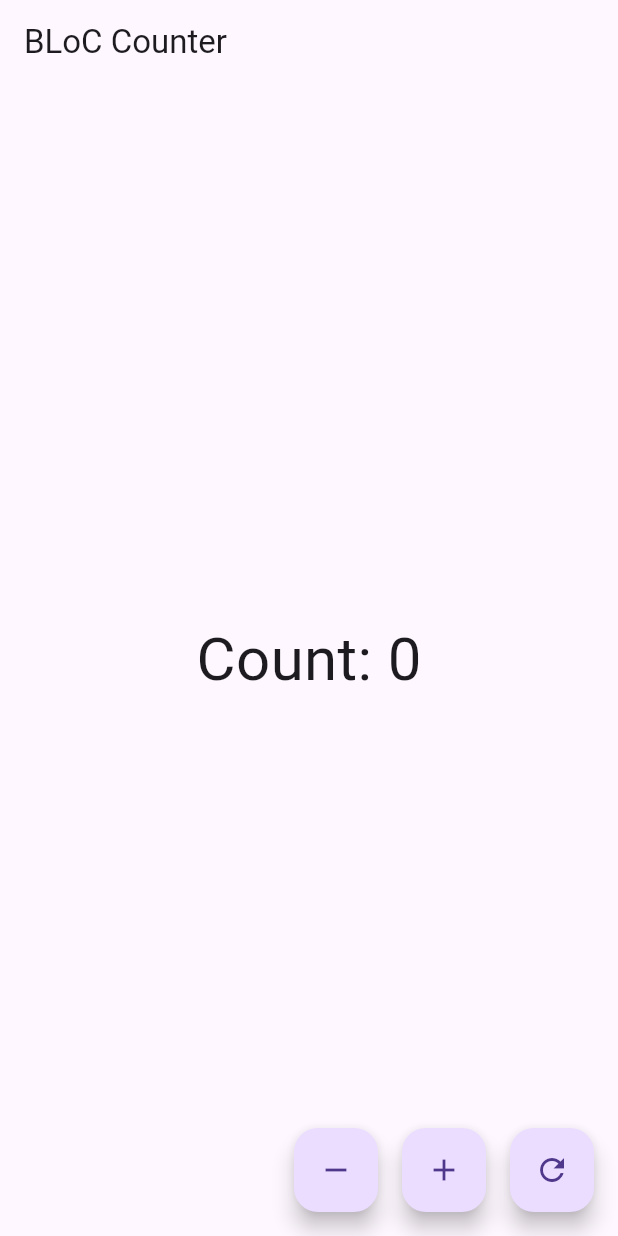
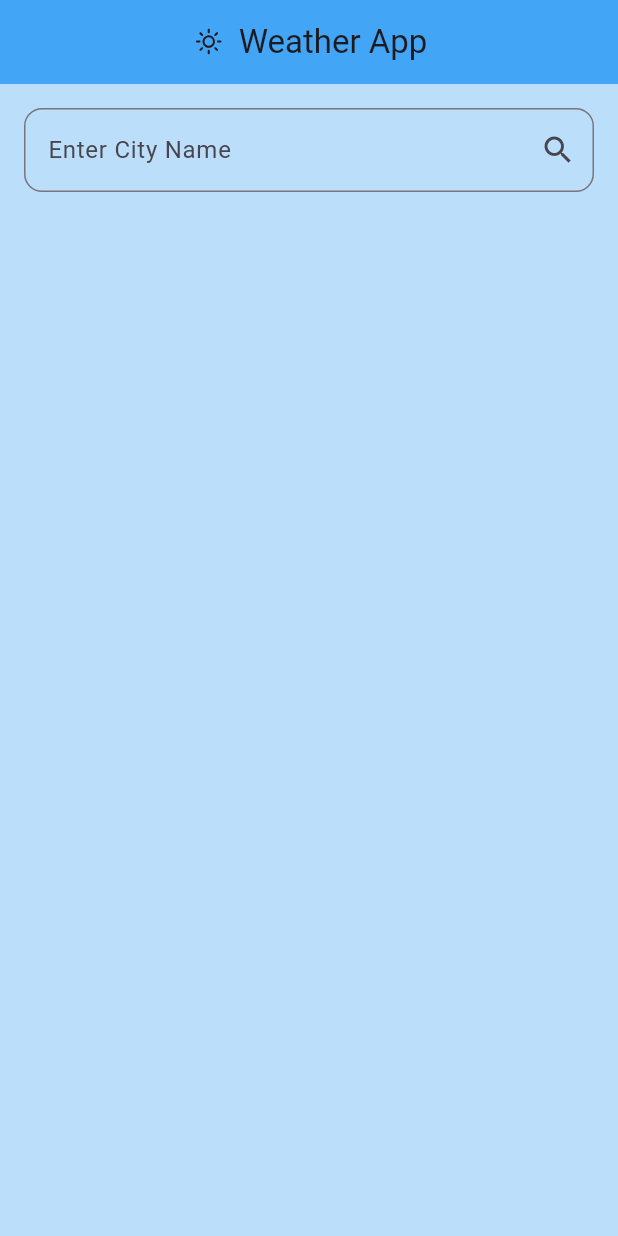
Before and after one commit to karkibipul/flutter-assignment-app, a Flutter app: the screen it shows after launch, on a phone screen of 412 x 824 dp. Run offline on Flutter 3.47's test engine with Material 3 defaults, Android fonts, the phone set to English and light mode, and no system bars; our stand-ins replace flutter_bloc, weather_icons.

Commit message:
feat(task2): build weather app fetching data from public API

```diff
--- /dev/null
+++ b/lib/features/weather/model/weather_model.dart
@@ -0,0 +1,19 @@
+class Weather {
+  final String cityName;
+  final double temperature;
+  final String description;
+
+  Weather({
+    required this.cityName,
+    required this.temperature,
+    required this.description,
+  });
+
+  factory Weather.fromJson(Map<String, dynamic> json) {
+    return Weather(
+      cityName: json['name'],
+      temperature: json['main']['temp'].toDouble(),
+      description: json['weather'][0]['description'],
+    );
+  }
+}
--- /dev/null
+++ b/lib/features/weather/repo/weather_repository.dart
@@ -0,0 +1,19 @@
+import 'dart:convert';
+import 'package:http/http.dart' as http;
+import '../model/weather_model.dart';
+
+class WeatherRepository {
+  final String apiKey = 'eaa33ddea4fdfa2a11e75a9697de6ba3';
+  Future<Weather> fetchWeather(String city) async {
+    final url =
+        'https://api.openweathermap.org/data/2.5/weather?q=$city&appid=$apiKey&units=metric';
+
+    final response = await http.get(Uri.parse(url));
+
+    if (response.statusCode == 200) {
+      return Weather.fromJson(jsonDecode(response.body));
+    } else {
+      throw Exception('Failed to load weather');
+    }
+  }
+}
--- /dev/null
+++ b/lib/features/weather/screens/weather_screen.dart
@@ -0,0 +1,120 @@
+import 'package:flutter/material.dart';
+import 'package:provider/provider.dart';
+import '../weather_provider.dart';
+import 'package:weather_icons/weather_icons.dart';
+
+class WeatherScreen extends StatefulWidget {
+  const WeatherScreen({super.key});
+
+  @override
+  State<WeatherScreen> createState() => _WeatherScreenState();
+}
+
+class _WeatherScreenState extends State<WeatherScreen> {
+  final _controller = TextEditingController();
+
+  void _searchWeather() {
+    final city = _controller.text.trim();
+    if (city.isNotEmpty) {
+      context.read<WeatherProvider>().fetchWeather(city);
+    }
+  }
+
+  @override
+  Widget build(BuildContext context) {
+    final provider = Provider.of<WeatherProvider>(context);
+    final size = MediaQuery.of(context).size;
+
+    return Scaffold(
+      backgroundColor: Colors.blue[100],
+      appBar: AppBar(
+  title: Row(
+    mainAxisSize: MainAxisSize.min,
+    children: const [
+      Icon(WeatherIcons.day_sunny, size: 24),
+      SizedBox(width: 8),
+      Text('Weather App'),
+    ],
+  ),
+  centerTitle: true,
+  backgroundColor: Colors.blue[400],
+  elevation: 0,
+),
+
+      body: Padding(
+        padding: const EdgeInsets.all(16),
+        child: Column(
+          children: [
+            TextField(
+              controller: _controller,
+              onSubmitted: (_) => _searchWeather(),
+              decoration: InputDecoration(
+                labelText: 'Enter City Name',
+                hintText: 'e.g. Kathmandu',
+                border: OutlineInputBorder(borderRadius: BorderRadius.circular(12)),
+                suffixIcon: IconButton(
+                  icon: const Icon(Icons.search),
+                  onPressed: () {
+                    final city = _controller.text.trim();
+                    if (city.isNotEmpty) {
+                      provider.fetchWeather(city);
+                    }
+                  },
+                ),
+              ),
+            ),
+            const SizedBox(height: 30),
+
+            if (provider.isLoading)
+              const CircularProgressIndicator()
+            else if (provider.error != null)
+              Text(
+                'Error: ${provider.error}',
+                style: const TextStyle(color: Colors.red),
+              )
+            else if (provider.weather != null)
+              Card(
+                shape: RoundedRectangleBorder(
+                  borderRadius: BorderRadius.circular(20),
+                ),
+                elevation: 8,
+                color: Colors.white.withOpacity(0.9),
+                child: Padding(
+                  padding: const EdgeInsets.all(20),
+                  child: Column(
+                    children: [
+                      Text(
+                        provider.weather!.cityName,
+                        style: const TextStyle(
+                          fontSize: 32,
+                          fontWeight: FontWeight.bold,
+                        ),
+                      ),
+                      const SizedBox(height: 10),
+                      BoxedIcon(
+                        WeatherIcons.day_cloudy,
+                        size: 50,
+                      ),
+                      const SizedBox(height: 10),
+                      Text(
+                        '${provider.weather!.temperature}°C',
+                        style: const TextStyle(fontSize: 42),
+                      ),
+                      const SizedBox(height: 5),
+                      Text(
+                        provider.weather!.description.toUpperCase(),
+                        style: const TextStyle(
+                          fontSize: 18,
+                          color: Colors.grey,
+                        ),
+                      ),
+                    ],
+                  ),
+                ),
+              ),
+          ],
+        ),
+      ),
+    );
+  }
+}
--- /dev/null
+++ b/lib/features/weather/weather_provider.dart
@@ -0,0 +1,30 @@
+import 'package:flutter/material.dart';
+import 'model/weather_model.dart';
+import 'repo/weather_repository.dart';
+
+class WeatherProvider with ChangeNotifier {
+  final WeatherRepository _repo = WeatherRepository();
+
+  Weather? _weather;
+  bool _isLoading = false;
+  String? _error;
+
+  Weather? get weather => _weather;
+  bool get isLoading => _isLoading;
+  String? get error => _error;
+
+  Future<void> fetchWeather(String city) async {
+    _isLoading = true;
+    _error = null;
+    notifyListeners();
+
+    try {
+      _weather = await _repo.fetchWeather(city);
+    } catch (e) {
+      _error = e.toString();
+    }
+
+    _isLoading = false;
+    notifyListeners();
+  }
+}
--- a/lib/main.dart
+++ b/lib/main.dart
@@ -23,70 +23,95 @@
 // }
 
 // -------Task 1 Test (using BLoC)
+// import 'package:flutter/material.dart';
+// import 'package:flutter_bloc/flutter_bloc.dart';
+// import 'package:flutter_assignment_app/features/state_management/bloc_counter/bloc/counter_bloc.dart';
+// import 'package:flutter_assignment_app/features/state_management/bloc_counter/bloc/counter_event.dart';
+// import 'package:flutter_assignment_app/features/state_management/bloc_counter/bloc/counter_state.dart';
+
+// void main() {
+//   runApp(BlocProvider(create: (_) => CounterBloc(), child: const MyApp()));
+// }
+
+// class MyApp extends StatelessWidget {
+//   const MyApp({super.key});
+
+//   @override
+//   Widget build(BuildContext context) {
+//     return const MaterialApp(home: BlocCounterScreen());
+//   }
+// }
+
+// class BlocCounterScreen extends StatelessWidget {
+//   const BlocCounterScreen({super.key});
+
+//   @override
+//   Widget build(BuildContext context) {
+//     return Scaffold(
+//       appBar: AppBar(title: const Text("BLoC Counter")),
+//       body: Center(
+//         child: BlocBuilder<CounterBloc, CounterState>(
+//           builder: (context, state) {
+//             return Text(
+//               'Count: ${state.count}',
+//               style: const TextStyle(fontSize: 40),
+//             );
+//           },
+//         ),
+//       ),
+//       floatingActionButton: Row(
+//         mainAxisAlignment: MainAxisAlignment.end,
+//         children: [
+//           FloatingActionButton(
+//             heroTag: 'dec',
+//             onPressed: () {
+//               context.read<CounterBloc>().add(DecrementEvent());
+//             },
+//             child: const Icon(Icons.remove),
+//           ),
+//           const SizedBox(width: 16),
+//           FloatingActionButton(
+//             heroTag: 'inc',
+//             onPressed: () {
+//               context.read<CounterBloc>().add(IncrementEvent());
+//             },
+//             child: const Icon(Icons.add),
+//           ),
+//           const SizedBox(width: 16),
+//           FloatingActionButton(
+//             heroTag: 'reset',
+//             onPressed: () {
+//               context.read<CounterBloc>().add(ResetEvent());
+//             },
+//             child: const Icon(Icons.refresh),
+//           ),
+//         ],
+//       ),
+//     );
+//   }
+// }
+
+
+// Task 2 Weather APP
+
 import 'package:flutter/material.dart';
-import 'package:flutter_bloc/flutter_bloc.dart';
-import 'package:flutter_assignment_app/features/state_management/bloc_counter/bloc/counter_bloc.dart';
-import 'package:flutter_assignment_app/features/state_management/bloc_counter/bloc/counter_event.dart';
-import 'package:flutter_assignment_app/features/state_management/bloc_counter/bloc/counter_state.dart';
+import 'package:flutter_assignment_app/features/weather/weather_provider.dart';
+import 'package:flutter_assignment_app/features/weather/screens/weather_screen.dart';
+import 'package:provider/provider.dart';
 
 void main() {
-  runApp(BlocProvider(create: (_) => CounterBloc(), child: const MyApp()));
+  runApp(
+    ChangeNotifierProvider(
+      create: (_) => WeatherProvider(),
+      child: const MyApp(),
+    ),
+  );
 }
 
 class MyApp extends StatelessWidget {
   const MyApp({super.key});
-
   @override
   Widget build(BuildContext context) {
-    return const MaterialApp(home: BlocCounterScreen());
+    return const MaterialApp(home: WeatherScreen());
   }
 }
-
-class BlocCounterScreen extends StatelessWidget {
-  const BlocCounterScreen({super.key});
-
-  @override
-  Widget build(BuildContext context) {
-    return Scaffold(
-      appBar: AppBar(title: const Text("BLoC Counter")),
-      body: Center(
-        child: BlocBuilder<CounterBloc, CounterState>(
-          builder: (context, state) {
-            return Text(
-              'Count: ${state.count}',
-              style: const TextStyle(fontSize: 40),
-            );
-          },
-        ),
-      ),
-      floatingActionButton: Row(
-        mainAxisAlignment: MainAxisAlignment.end,
-        children: [
-          FloatingActionButton(
-            heroTag: 'dec',
-            onPressed: () {
-              context.read<CounterBloc>().add(DecrementEvent());
-            },
-            child: const Icon(Icons.remove),
-          ),
-          const SizedBox(width: 16),
-          FloatingActionButton(
-            heroTag: 'inc',
-            onPressed: () {
-              context.read<CounterBloc>().add(IncrementEvent());
-            },
-            child: const Icon(Icons.add),
-          ),
-          const SizedBox(width: 16),
-          FloatingActionButton(
-            heroTag: 'reset',
-            onPressed: () {
-              context.read<CounterBloc>().add(ResetEvent());
-            },
-            child: const Icon(Icons.refresh),
-          ),
-        ],
-      ),
-    );
-  }
-}
--- a/pubspec.yaml
+++ b/pubspec.yaml
@@ -33,10 +33,13 @@ dependencies:
   provider: ^6.1.1
   flutter_bloc: ^8.1.3
   equatable: ^2.0.5
+  http: ^1.2.1
 
   # The following adds the Cupertino Icons font to your application.
   # Use with the CupertinoIcons class for iOS style icons.
   cupertino_icons: ^1.0.8
+  weather_icons: ^3.0.0
+  google_fonts: ^6.3.0
 
 dev_dependencies:
   flutter_test:
```
Also changed, not shown: pubspec.lock, 2 other files.
